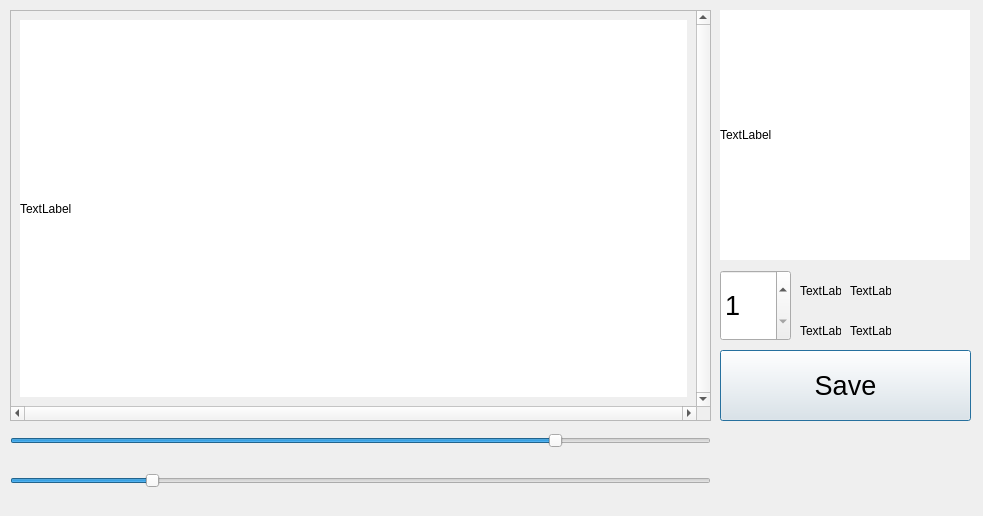
Above: dialog.ui from Chia-ChunHsu/NewCapture before the change. Below: the same form after it.
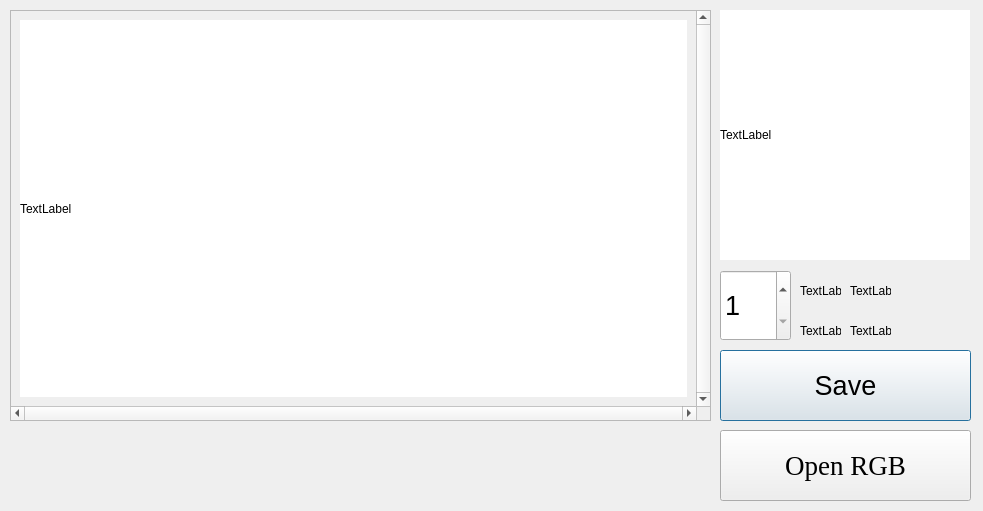
That is the form after the change.

```diff
--- a/dialog.ui
+++ b/dialog.ui
@@ -7,7 +7,7 @@
     <x>0</x>
     <y>0</y>
     <width>983</width>
-    <height>516</height>
+    <height>511</height>
    </rect>
   </property>
   <property name="windowTitle">
@@ -174,7 +174,7 @@
    <property name="geometry">
     <rect>
      <x>10</x>
-     <y>430</y>
+     <y>550</y>
      <width>701</width>
      <height>22</height>
     </rect>
@@ -193,7 +193,7 @@
    <property name="geometry">
     <rect>
      <x>10</x>
-     <y>470</y>
+     <y>580</y>
      <width>701</width>
      <height>22</height>
     </rect>
@@ -208,6 +208,25 @@
     <enum>Qt::Horizontal</enum>
    </property>
   </widget>
+  <widget class="QPushButton" name="RGBButton">
+   <property name="geometry">
+    <rect>
+     <x>720</x>
+     <y>430</y>
+     <width>251</width>
+     <height>71</height>
+    </rect>
+   </property>
+   <property name="font">
+    <font>
+     <family>Times New Roman</family>
+     <pointsize>20</pointsize>
+    </font>
+   </property>
+   <property name="text">
+    <string>Open RGB</string>
+   </property>
+  </widget>
  </widget>
  <resources/>
  <connections/>
```
Left out of the diff: 2 changed lines with no effect on the pictures.
